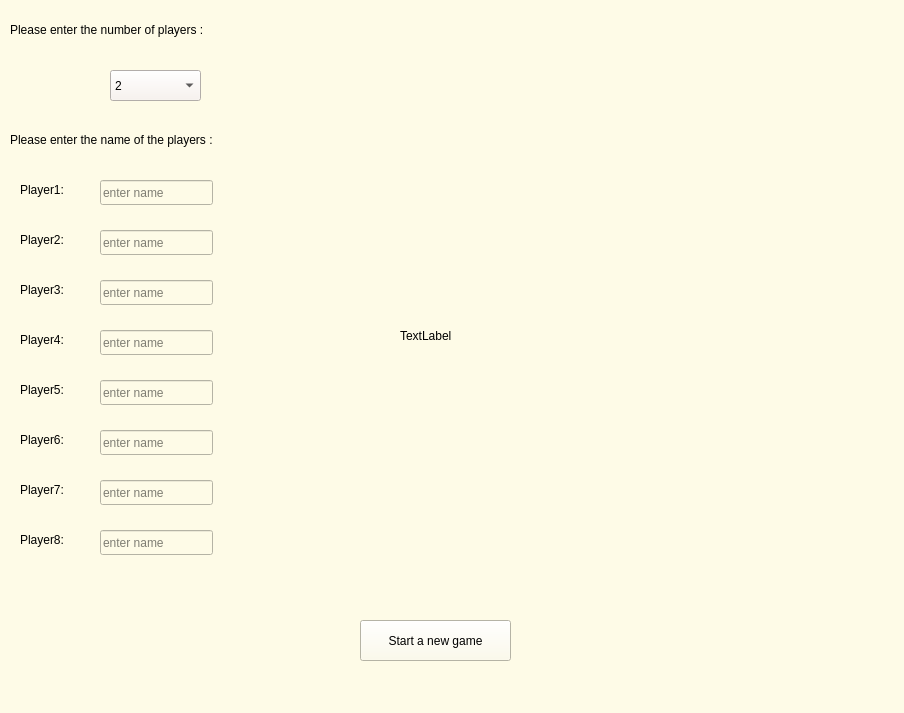
shaahinfaezi/Monopoly, file Monopoly/mainwindow.ui: the form before one commit.
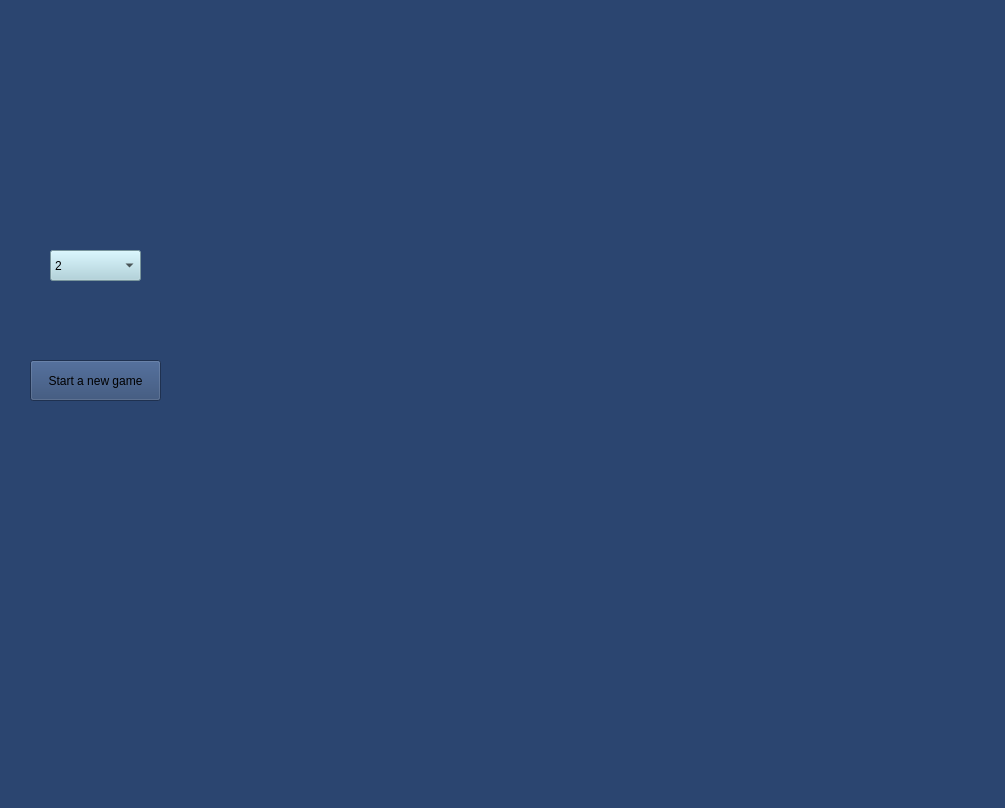
The form after the commit.

The edit to the form file:
```diff
--- a/Monopoly/mainwindow.ui
+++ b/Monopoly/mainwindow.ui
@@ -6,29 +6,29 @@
    <rect>
     <x>0</x>
     <y>0</y>
-    <width>904</width>
-    <height>713</height>
+    <width>1005</width>
+    <height>808</height>
    </rect>
   </property>
   <property name="windowTitle">
    <string>MainWindow</string>
   </property>
   <property name="styleSheet">
-   <string notr="true">background-color:rgb(254, 251, 231);
+   <string notr="true">background-color:rgb(43, 69, 112);
 </string>
   </property>
   <widget class="QWidget" name="centralwidget">
    <widget class="QComboBox" name="comboBox">
     <property name="geometry">
      <rect>
-      <x>110</x>
-      <y>70</y>
+      <x>50</x>
+      <y>250</y>
       <width>91</width>
       <height>31</height>
      </rect>
     </property>
     <property name="styleSheet">
-     <string notr="true">background-color:rgb(249, 242, 237);</string>
+     <string notr="true">background-color:rgb(168, 208, 219)</string>
     </property>
     <property name="currentIndex">
      <number>0</number>
@@ -72,9 +72,9 @@
    <widget class="QPushButton" name="pushButton">
     <property name="geometry">
      <rect>
-      <x>360</x>
-      <y>620</y>
-      <width>151</width>
+      <x>30</x>
+      <y>360</y>
+      <width>131</width>
       <height>41</height>
      </rect>
     </property>
@@ -85,262 +85,6 @@
      <string>Start a new game</string>
     </property>
    </widget>
-   <widget class="QLabel" name="labal2">
-    <property name="geometry">
-     <rect>
-      <x>400</x>
-      <y>160</y>
-      <width>471</width>
-      <height>351</height>
-     </rect>
-    </property>
-    <property name="styleSheet">
-     <string notr="true">background-color: transparent;
-background: none;
-border: none;
-background-repeat: none;</string>
-    </property>
-    <property name="text">
-     <string>TextLabel</string>
-    </property>
-   </widget>
-   <widget class="QLabel" name="label">
-    <property name="geometry">
-     <rect>
-      <x>20</x>
-      <y>180</y>
-      <width>69</width>
-      <height>20</height>
-     </rect>
-    </property>
-    <property name="text">
-     <string>Player1:</string>
-    </property>
-   </widget>
-   <widget class="QLabel" name="label_2">
-    <property name="geometry">
-     <rect>
-      <x>20</x>
-      <y>230</y>
-      <width>69</width>
-      <height>20</height>
-     </rect>
-    </property>
-    <property name="text">
-     <string>Player2:</string>
-    </property>
-   </widget>
-   <widget class="QLabel" name="label_3">
-    <property name="geometry">
-     <rect>
-      <x>20</x>
-      <y>280</y>
-      <width>69</width>
-      <height>20</height>
-     </rect>
-    </property>
-    <property name="text">
-     <string>Player3:</string>
-    </property>
-   </widget>
-   <widget class="QLabel" name="label_4">
-    <property name="geometry">
-     <rect>
-      <x>20</x>
-      <y>330</y>
-      <width>69</width>
-      <height>20</height>
-     </rect>
-    </property>
-    <property name="text">
-     <string>Player4:</string>
-    </property>
-   </widget>
-   <widget class="QLabel" name="label_5">
-    <property name="geometry">
-     <rect>
-      <x>20</x>
-      <y>380</y>
-      <width>69</width>
-      <height>20</height>
-     </rect>
-    </property>
-    <property name="text">
-     <string>Player5:</string>
-    </property>
-   </widget>
-   <widget class="QLabel" name="label_6">
-    <property name="geometry">
-     <rect>
-      <x>20</x>
-      <y>430</y>
-      <width>69</width>
-      <height>20</height>
-     </rect>
-    </property>
-    <property name="text">
-     <string>Player6:</string>
-    </property>
-   </widget>
-   <widget class="QLabel" name="label_7">
-    <property name="geometry">
-     <rect>
-      <x>20</x>
-      <y>480</y>
-      <width>69</width>
-      <height>20</height>
-     </rect>
-    </property>
-    <property name="text">
-     <string>Player7:</string>
-    </property>
-   </widget>
-   <widget class="QLabel" name="label_8">
-    <property name="geometry">
-     <rect>
-      <x>20</x>
-      <y>530</y>
-      <width>69</width>
-      <height>20</height>
-     </rect>
-    </property>
-    <property name="text">
-     <string>Player8:</string>
-    </property>
-   </widget>
-   <widget class="QLineEdit" name="lineEdit">
-    <property name="geometry">
-     <rect>
-      <x>100</x>
-      <y>180</y>
-      <width>113</width>
-      <height>25</height>
-     </rect>
-    </property>
-    <property name="styleSheet">
-     <string notr="true">background-colore:rgb(227, 227, 227);</string>
-    </property>
-    <property name="placeholderText">
-     <string>enter name</string>
-    </property>
-   </widget>
-   <widget class="QLineEdit" name="lineEdit_2">
-    <property name="geometry">
-     <rect>
-      <x>100</x>
-      <y>230</y>
-      <width>113</width>
-      <height>25</height>
-     </rect>
-    </property>
-    <property name="placeholderText">
-     <string>enter name</string>
-    </property>
-   </widget>
-   <widget class="QLineEdit" name="lineEdit_3">
-    <property name="geometry">
-     <rect>
-      <x>100</x>
-      <y>280</y>
-      <width>113</width>
-      <height>25</height>
-     </rect>
-    </property>
-    <property name="placeholderText">
-     <string>enter name</string>
-    </property>
-   </widget>
-   <widget class="QLineEdit" name="lineEdit_4">
-    <property name="geometry">
-     <rect>
-      <x>100</x>
-      <y>330</y>
-      <width>113</width>
-      <height>25</height>
-     </rect>
-    </property>
-    <property name="placeholderText">
-     <string>enter name</string>
-    </property>
-   </widget>
-   <widget class="QLineEdit" name="lineEdit_5">
-    <property name="geometry">
-     <rect>
-      <x>100</x>
-      <y>380</y>
-      <width>113</width>
-      <height>25</height>
-     </rect>
-    </property>
-    <property name="placeholderText">
-     <string>enter name</string>
-    </property>
-   </widget>
-   <widget class="QLineEdit" name="lineEdit_6">
-    <property name="geometry">
-     <rect>
-      <x>100</x>
-      <y>430</y>
-      <width>113</width>
-      <height>25</height>
-     </rect>
-    </property>
-    <property name="placeholderText">
-     <string>enter name</string>
-    </property>
-   </widget>
-   <widget class="QLineEdit" name="lineEdit_7">
-    <property name="geometry">
-     <rect>
-      <x>100</x>
-      <y>480</y>
-      <width>113</width>
-      <height>25</height>
-     </rect>
-    </property>
-    <property name="placeholderText">
-     <string>enter name</string>
-    </property>
-   </widget>
-   <widget class="QLineEdit" name="lineEdit_8">
-    <property name="geometry">
-     <rect>
-      <x>100</x>
-      <y>530</y>
-      <width>113</width>
-      <height>25</height>
-     </rect>
-    </property>
-    <property name="placeholderText">
-     <string>enter name</string>
-    </property>
-   </widget>
-   <widget class="QLabel" name="label_9">
-    <property name="geometry">
-     <rect>
-      <x>10</x>
-      <y>20</y>
-      <width>421</width>
-      <height>20</height>
-     </rect>
-    </property>
-    <property name="text">
-     <string>Please enter the number of players :</string>
-    </property>
-   </widget>
-   <widget class="QLabel" name="label_10">
-    <property name="geometry">
-     <rect>
-      <x>10</x>
-      <y>130</y>
-      <width>391</width>
-      <height>20</height>
-     </rect>
-    </property>
-    <property name="text">
-     <string>Please enter the name of the players :</string>
-    </property>
-   </widget>
   </widget>
   <widget class="QMenuBar" name="menubar">
    <property name="geometry">
```
Left out of the diff: 7 changed lines with no effect on the pictures.
